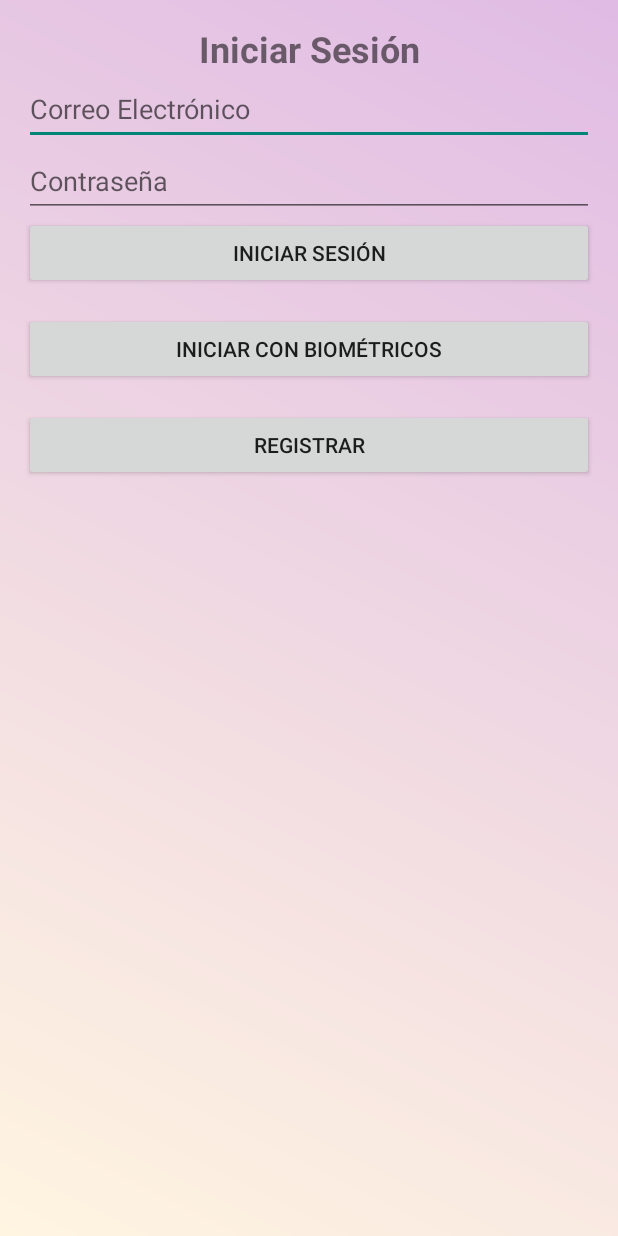
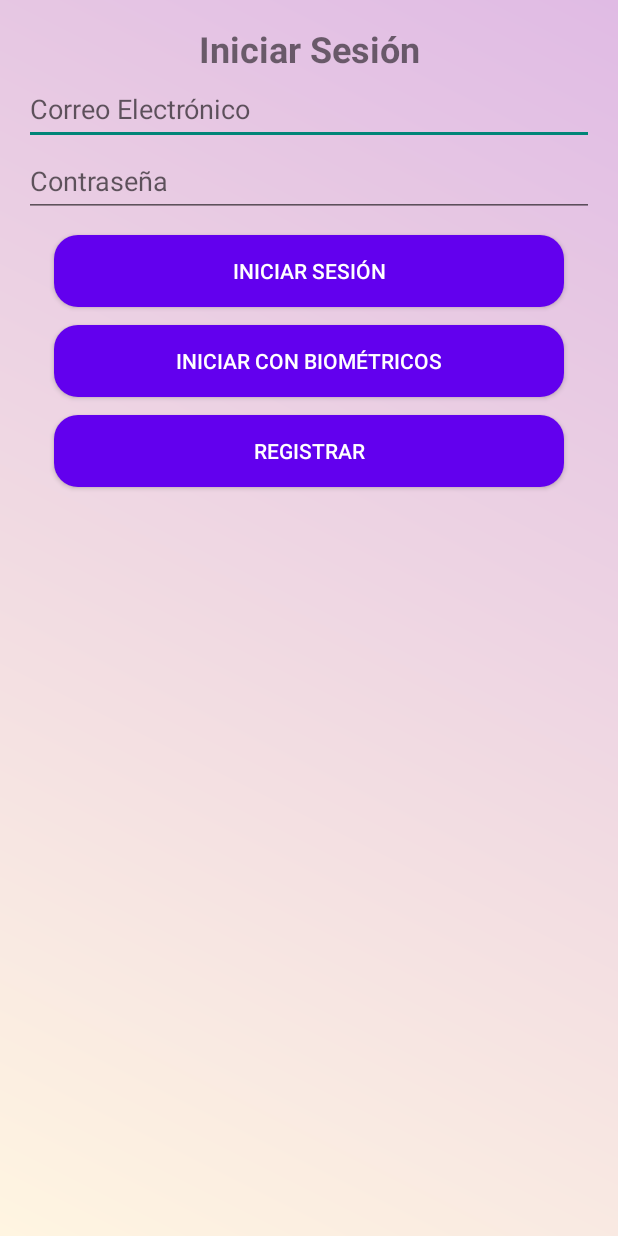
Before and after one commit to Domtaxx/TEC_RFID_INVENTORY, an Android app built with Jetpack Compose: the screen it shows after launch (LoginActivity), on a phone screen of 412 x 824 dp. Run offline under Robolectric (Android 15) with nearby library versions, the phone set to English and light mode, and no system bars.

Commit message:
fixing buttons in login

```diff
--- a/TEC_RFID/app/src/main/res/layout/login_activity.xml
+++ b/TEC_RFID/app/src/main/res/layout/login_activity.xml
@@ -62,9 +62,18 @@
     <!-- Botón de login manual -->
     <Button
         android:id="@+id/manual_login_button"
-        android:layout_width="0dp"
+        android:layout_width="match_parent"
         android:layout_height="wrap_content"
         android:text="Iniciar Sesión"
+        android:backgroundTint="@color/purple_500"
+        android:textColor="@android:color/white"
+        android:elevation="4dp"
+        android:padding="10dp"
+        android:layout_marginTop="12dp"
+        android:layout_marginBottom="12dp"
+        android:layout_marginStart="20dp"
+        android:layout_marginEnd="20dp"
+        android:background="@drawable/rounded_button"
         app:layout_constraintTop_toBottomOf="@+id/error_message"
         app:layout_constraintStart_toStartOf="parent"
         app:layout_constraintEnd_toEndOf="parent" />
@@ -75,20 +84,36 @@
         android:layout_width="match_parent"
         android:layout_height="wrap_content"
         android:text="Iniciar con Biométricos"
+        android:backgroundTint="@color/purple_500"
+        android:textColor="@android:color/white"
+        android:elevation="4dp"
+        android:padding="10dp"
+        android:layout_marginTop="12dp"
+        android:layout_marginBottom="12dp"
+        android:layout_marginStart="20dp"
+        android:layout_marginEnd="20dp"
+        android:background="@drawable/rounded_button"
         app:layout_constraintTop_toBottomOf="@+id/manual_login_button"
         app:layout_constraintStart_toStartOf="parent"
-        app:layout_constraintEnd_toEndOf="parent"
-        android:layout_marginTop="16dp" />
+        app:layout_constraintEnd_toEndOf="parent" />
 
     <!-- Botón de registro -->
     <Button
         android:id="@+id/register_button"
-        android:layout_width="0dp"
+        android:layout_width="match_parent"
         android:layout_height="wrap_content"
         android:text="Registrar"
+        android:backgroundTint="@color/purple_500"
+        android:textColor="@android:color/white"
+        android:elevation="4dp"
+        android:padding="10dp"
+        android:layout_marginTop="12dp"
+        android:layout_marginBottom="12dp"
+        android:layout_marginStart="20dp"
+        android:layout_marginEnd="20dp"
+        android:background="@drawable/rounded_button"
         app:layout_constraintTop_toBottomOf="@+id/biometric_login_button"
         app:layout_constraintStart_toStartOf="parent"
-        app:layout_constraintEnd_toEndOf="parent"
-        android:layout_marginTop="16dp" />
+        app:layout_constraintEnd_toEndOf="parent" />
 
 </androidx.constraintlayout.widget.ConstraintLayout>
```
